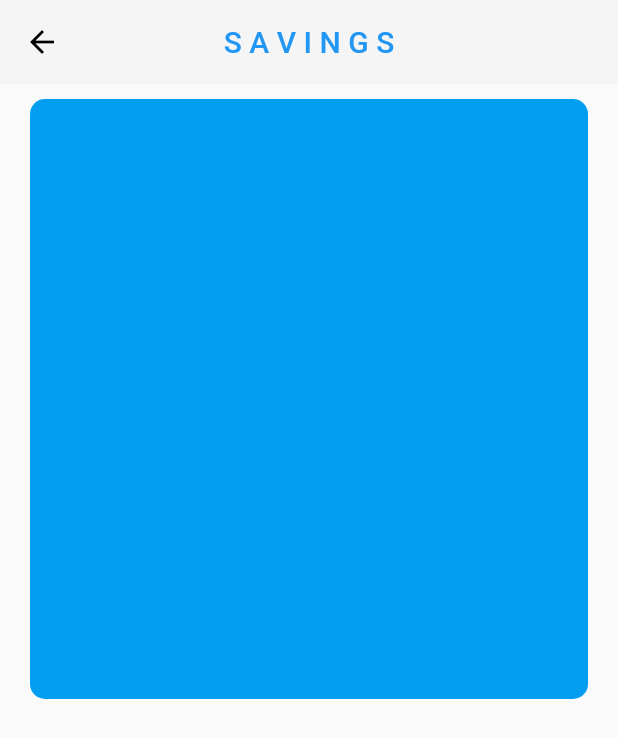
After one commit to CodMave/BudgetApp, a Flutter app: the Savings screen opened directly, on a phone screen of 412 x 824 dp. The commit adds this screen. Shown: the top 738 px of the screen. Run offline on Flutter 3.47's test engine with Material 2 defaults, Android fonts, the phone set to English and light mode, and no system bars; our stand-ins replace badges, cloud_firestore, firebase_auth, firebase_core, firebase_messaging, flutter_local_notifications and 8 more; accounts and stored records are empty.

Commit message:
create saving page

```diff
--- /dev/null
+++ b/lib/pages/Savings.dart
@@ -0,0 +1,64 @@
+import 'package:flutter/material.dart';
+
+import 'homePage.dart';
+
+class Savings extends StatefulWidget {
+  int balance=0;
+  Savings({Key?key, required int balance}) :super(key: key){
+    this.balance=balance;
+  }
+
+  @override
+  State<Savings> createState() => _SavingsState(
+    savingbalance:balance,
+  );
+}
+
+class _SavingsState extends State<Savings> {
+  int savingbalance = 0;
+  _SavingsState({required this.savingbalance});
+  @override
+  Widget build(BuildContext context) {
+    return SafeArea(
+      child: Scaffold(
+        appBar:  AppBar(
+          backgroundColor: Colors.grey[100],
+          leading: IconButton(
+            icon: Icon(Icons.arrow_back),
+            color: Colors.black,
+            onPressed: () {
+              Navigator.push(
+                context,
+                MaterialPageRoute(
+                  builder: (context) => const HomePage(),
+                ),
+              );
+            },
+          ),
+          title: const Text('S A V I N G S',
+              style: TextStyle(
+                color: Colors.blue,
+                fontSize: 20,
+              )),
+          centerTitle: true,
+          elevation: 0,
+        ),
+        body:SingleChildScrollView(
+          child: Column(
+            children: [
+                Container(
+                  margin:EdgeInsets.only(top:10,left:20,right:20),
+                  height:400,
+                  width:400,
+                  decoration: BoxDecoration(
+                    color: const Color(0xff039EF0),
+                    borderRadius: BorderRadius.circular(10),
+                  ),
+                ),
+            ],
+          ),
+        )
+      ),
+    );
+  }
+}
--- a/lib/pages/homePage.dart
+++ b/lib/pages/homePage.dart
@@ -11,6 +11,7 @@ import 'package:budgettrack/pages/Notification.dart';
 import 'package:badges/badges.dart' as badges;
 import 'package:shared_preferences/shared_preferences.dart';
 import 'Profile.dart';
+import 'Savings.dart';
 import 'expenceAndIncome.dart';
 import 'goals.dart';
 
@@ -742,7 +743,24 @@ class _ControllerState extends State<Controller> {
                       ),
                       InkWell(
                         onTap: () {
-                          print("Savings"); //user can move to the Savings file
+                          FutureBuilder<int>(
+                              future: loadBalance(),
+                              builder: (context, snapshot) {
+
+                                final int? balance = snapshot.data;
+                                if (balance != null) {
+
+                                  return  Savings(balance: balance);
+
+                                }
+                                else{
+                                  return Savings(balance: 0);
+                                }
+
+                              }
+
+                          );
+                       //user can move to the Savings file
                         },
                         child: Container( //this container is for the bottom buttons for the Svaings,Summery profile and scanner
                           height: 120,
```
